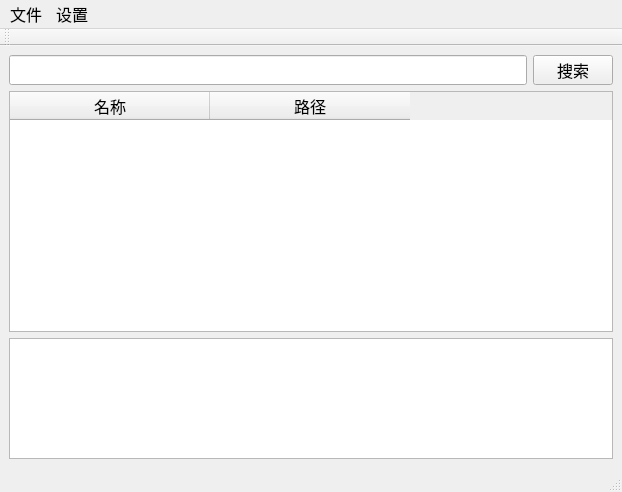
Above: gui/mainWindow.ui from leowzz/udisk_tool before the change. Below: the same form after it.
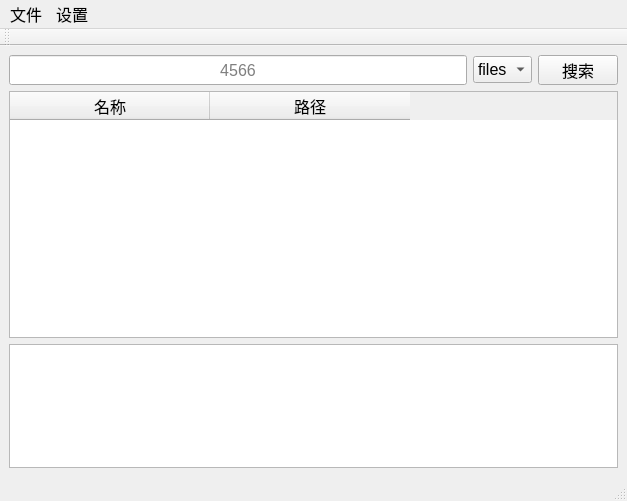
That is the form after the change.

Diff of the .ui file:
```diff
--- a/gui/mainWindow.ui
+++ b/gui/mainWindow.ui
@@ -7,8 +7,8 @@
    <rect>
     <x>0</x>
     <y>0</y>
-    <width>622</width>
-    <height>492</height>
+    <width>627</width>
+    <height>501</height>
    </rect>
   </property>
   <property name="font">
@@ -37,6 +37,40 @@
             <height>30</height>
            </size>
           </property>
+          <property name="toolTip">
+           <string/>
+          </property>
+          <property name="inputMask">
+           <string/>
+          </property>
+          <property name="alignment">
+           <set>Qt::AlignCenter</set>
+          </property>
+          <property name="placeholderText">
+           <string>4566</string>
+          </property>
+         </widget>
+        </item>
+        <item>
+         <widget class="QComboBox" name="comboBox">
+          <property name="currentText">
+           <string>files</string>
+          </property>
+          <item>
+           <property name="text">
+            <string>files</string>
+           </property>
+          </item>
+          <item>
+           <property name="text">
+            <string>dirs</string>
+           </property>
+          </item>
+          <item>
+           <property name="text">
+            <string>ext</string>
+           </property>
+          </item>
          </widget>
         </item>
         <item>
@@ -76,6 +110,9 @@
           <property name="horizontalScrollMode">
            <enum>QAbstractItemView::ScrollPerItem</enum>
           </property>
+          <property name="sortingEnabled">
+           <bool>true</bool>
+          </property>
           <property name="rowCount">
            <number>0</number>
           </property>
@@ -155,7 +192,7 @@
     <rect>
      <x>0</x>
      <y>0</y>
-     <width>622</width>
+     <width>627</width>
      <height>27</height>
     </rect>
    </property>
```
